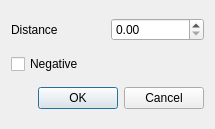
Before: the Qt Designer form applications/cfactor/widgets/offset.ui in ebrahimraeyat/civilTools, drawn with Qt 5.
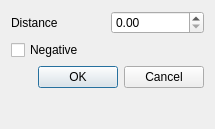
After: the same form once the commit is applied.

Patch:
```diff
--- a/applications/cfactor/widgets/offset.ui
+++ b/applications/cfactor/widgets/offset.ui
@@ -49,6 +49,19 @@
      </property>
     </widget>
    </item>
+   <item>
+    <spacer name="verticalSpacer">
+     <property name="orientation">
+      <enum>Qt::Vertical</enum>
+     </property>
+     <property name="sizeHint" stdset="0">
+      <size>
+       <width>20</width>
+       <height>40</height>
+      </size>
+     </property>
+    </spacer>
+   </item>
   </layout>
  </widget>
  <resources/>
```
